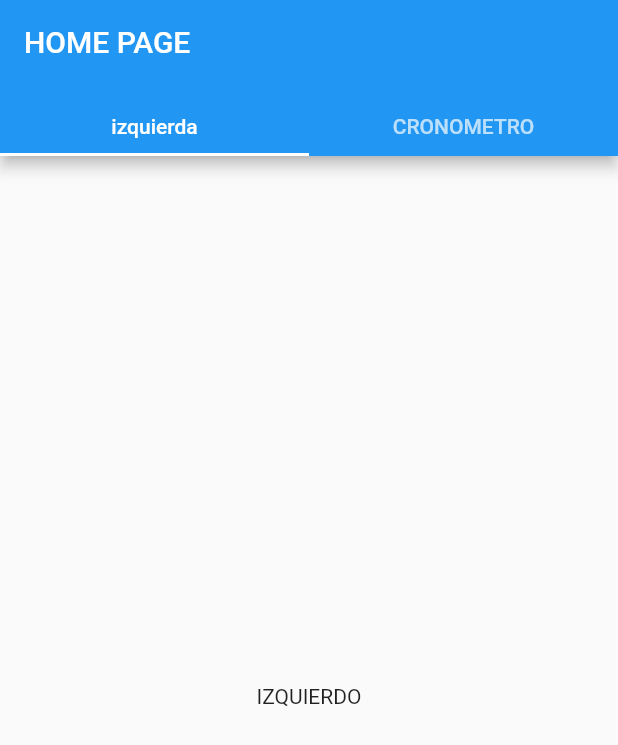
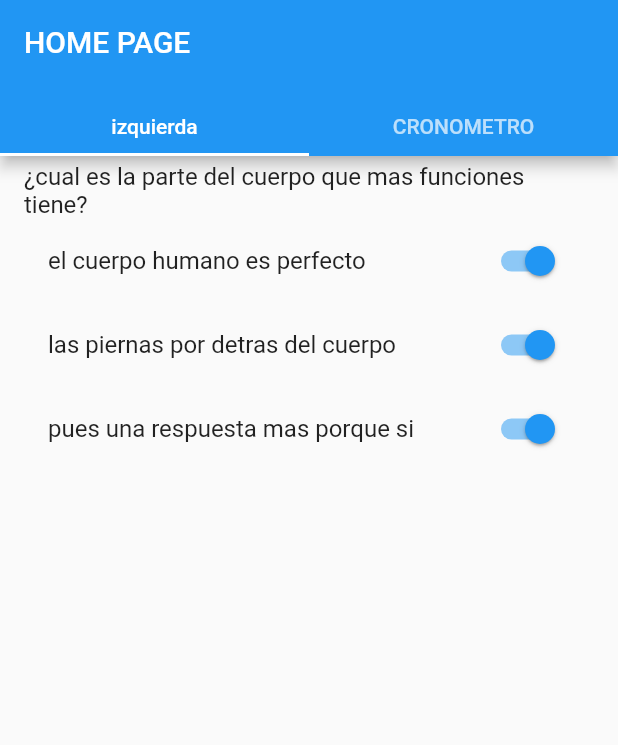
Before and after one commit to russelldelgado/temporizadorTabbarFlutter, a Flutter app: the screen it shows after launch, on a phone screen of 412 x 824 dp. Shown: the top 745 px of the screen. Run offline on Flutter 3.47's test engine with Material 2 defaults, Android fonts, the phone set to English and light mode, and no system bars.

Commit message:
creando el widgets para las preguntas

```diff
--- a/data/examenes.json
+++ b/data/examenes.json
@@ -2,16 +2,16 @@
     "pregunta" : "¿cual es la parte del cuerpo que mas funciones tiene?",
     "respuestas" : [
         {
-            "respuesta" : "alert",
-            "correcta" : "add_alert"
+            "respuesta" : "el cuerpo humano es perfecto",
+            "correcta" : false
         },
         {
-            "respuesta" : "alert",
-            "correcta" : "add_alert"
+            "respuesta" : "las piernas por detras del cuerpo",
+            "correcta" : false
         },
         {
-            "respuesta" : "alert",
-            "correcta" : "add_alert"
+            "respuesta" : "pues una respuesta mas porque si",
+            "correcta" : true
         }
     ]
 }
--- /dev/null
+++ b/lib/models/pregunta.dart
@@ -0,0 +1,86 @@
+import 'dart:convert';
+
+import 'package:flutter/foundation.dart';
+
+import 'package:tabbar/models/respuesta.dart';
+
+class Pregunta {
+
+  String tipo;
+
+  String pregunta;
+
+  List<Respuesta> respuestas;
+
+  bool correcta;
+  Pregunta({
+     this.tipo,
+     this.pregunta,
+     this.respuestas,
+     this.correcta,
+  });
+
+
+
+
+
+  Pregunta copyWith({
+    String tipo,
+    String pregunta,
+    List<Respuesta> respuestas,
+    bool correcta,
+  }) {
+    return Pregunta(
+      tipo: tipo ?? this.tipo,
+      pregunta: pregunta ?? this.pregunta,
+      respuestas: respuestas ?? this.respuestas,
+      correcta: correcta ?? this.correcta,
+    );
+  }
+
+  Map<String, dynamic> toMap() {
+    return {
+      'tipo': tipo,
+      'pregunta': pregunta,
+      'respuestas': respuestas?.map((x) => x.toMap())?.toList(),
+      'correcta': correcta,
+    };
+  }
+
+  factory Pregunta.fromMap(Map<String, dynamic> map) {
+    return Pregunta(
+      tipo: map['tipo'],
+      pregunta: map['pregunta'],
+      respuestas: List<Respuesta>.from(map['respuestas']?.map((x) => Respuesta.fromMap(x))),
+      correcta: map['correcta'],
+    );
+  }
+
+  String toJson() => json.encode(toMap());
+
+  factory Pregunta.fromJson(String source) => Pregunta.fromMap(json.decode(source));
+
+  @override
+  String toString() {
+    return 'Pregunta(tipo: $tipo, pregunta: $pregunta, respuestas: $respuestas, correcta: $correcta)';
+  }
+
+  @override
+  bool operator ==(Object other) {
+    if (identical(this, other)) return true;
+
+    return other is Pregunta &&
+      other.tipo == tipo &&
+      other.pregunta == pregunta &&
+      listEquals(other.respuestas, respuestas) &&
+      other.correcta == correcta;
+  }
+
+  @override
+  int get hashCode {
+    return tipo.hashCode ^
+      pregunta.hashCode ^
+      respuestas.hashCode ^
+      correcta.hashCode;
+  }
+}
--- /dev/null
+++ b/lib/models/respuesta.dart
@@ -0,0 +1,55 @@
+import 'dart:convert';
+
+class Respuesta {
+
+  String respuesta;
+  bool correcta;
+  Respuesta({
+     this.respuesta,
+     this.correcta,
+  });
+
+
+  Respuesta copyWith({
+    String respuesta,
+    bool correcta,
+  }) {
+    return Respuesta(
+      respuesta: respuesta ?? this.respuesta,
+      correcta: correcta ?? this.correcta,
+    );
+  }
+
+  Map<String, dynamic> toMap() {
+    return {
+      'respuesta': respuesta,
+      'correcta': correcta,
+    };
+  }
+
+  factory Respuesta.fromMap(Map<String, dynamic> map) {
+    return Respuesta(
+      respuesta: map['respuesta'],
+      correcta: map['correcta'],
+    );
+  }
+
+  String toJson() => json.encode(toMap());
+
+  factory Respuesta.fromJson(String source) => Respuesta.fromMap(json.decode(source));
+
+  @override
+  String toString() => 'Respuesta(respuesta: $respuesta, correcta: $correcta)';
+
+  @override
+  bool operator ==(Object other) {
+    if (identical(this, other)) return true;
+
+    return other is Respuesta &&
+      other.respuesta == respuesta &&
+      other.correcta == correcta;
+  }
+
+  @override
+  int get hashCode => respuesta.hashCode ^ correcta.hashCode;
+}
--- a/lib/pages/homePage.dart
+++ b/lib/pages/homePage.dart
@@ -1,6 +1,8 @@
 import 'dart:async';
 
 import 'package:flutter/material.dart';
+import 'package:tabbar/models/pregunta.dart';
+import 'package:tabbar/providers/examenesProviders.dart';
 
 class MyHomePage extends StatefulWidget {
   MyHomePage({Key key}) : super(key: key);
@@ -11,9 +13,19 @@ class MyHomePage extends StatefulWidget {
 
 class _MyHomePageState extends State<MyHomePage> {
 
+  bool eleccion;
+
+
+  @override
+  void initState() {
+    eleccion = true;
+    super.initState();
+  }
+
   final duration = Duration(seconds: 1);
   var swatch = Stopwatch();
   var temporizador = "00:00:00";
+
 
   void _startTimer(){
     Timer(duration, (){
@@ -45,6 +57,7 @@ class _MyHomePageState extends State<MyHomePage> {
 
   @override
   Widget build(BuildContext context) {
+
     return DefaultTabController(length: 2, child: Scaffold(
        appBar: AppBar(
          title: Text("HOME PAGE"),
@@ -57,7 +70,8 @@ class _MyHomePageState extends State<MyHomePage> {
          ),
        ),
        body: TabBarView(children: [
-         Center(child: Text("IZQUIERDO"),),
+         _pregunta(),
+         //Center(child: Text("IZQUIERDO"),),
          Center(child: Column(
            mainAxisAlignment: MainAxisAlignment.center,
            children: [
@@ -66,8 +80,7 @@ class _MyHomePageState extends State<MyHomePage> {
                child: Text("START"),
              onPressed: (){
                print("INICIANDO TEMPORIZADOR");
-              _startSwatch();
-
+               _startSwatch();
              },
 
            ),
@@ -77,4 +90,43 @@ class _MyHomePageState extends State<MyHomePage> {
        ]),
     ),);
   }
+
+  Widget _pregunta(){
+
+
+    return FutureBuilder(
+      future: examenesProvider.devolverUnaRespuesta() ,
+      builder: (context, snapshot) {
+
+            if(!snapshot.hasData){
+              return CircularProgressIndicator();
+            }else{
+              print("DATOS ");
+              print(snapshot.data);
+              return _preguntaBienBonita(snapshot.data);
+
+            }
+
+
+            },);
+  }
+
+  Widget _preguntaBienBonita(Pregunta pregunta){
+    return ListTile(
+      title: Text(pregunta.pregunta),
+      subtitle: ListView.builder(
+        itemCount: pregunta.respuestas.length,
+        itemBuilder: (context, index) {
+                      return SwitchListTile(
+                        title: Text(pregunta.respuestas[index].respuesta),
+                        value: eleccion,
+
+                        onChanged: (value) {
+                          print(value);
+                            eleccion = value;
+                         },);
+                    },),
+    );
+  }
+
 }
--- a/lib/providers/examenesProviders.dart
+++ b/lib/providers/examenesProviders.dart
@@ -0,0 +1,31 @@
+import 'dart:convert';
+
+import 'package:flutter/services.dart' show rootBundle;
+import 'package:tabbar/models/pregunta.dart';
+import 'package:tabbar/models/respuesta.dart';
+
+class _ExamenesProviders{
+
+  List<dynamic> respuestas = [];
+
+  _ExamenesProviders();
+
+  Future<List<dynamic>> cargarDatos() async{
+    final respuesta = await rootBundle.loadString("data/examenes.json");
+    Map info = json.decode(respuesta);
+    respuestas =  info['respuestas'];
+    return respuestas;
+  }
+
+  Future<Pregunta> devolverUnaRespuesta() async{
+
+    final respuesta = await rootBundle.loadString("data/examenes.json");
+    Map info = json.decode(respuesta);
+    Pregunta pregunta = Pregunta.fromMap(info);
+    print(pregunta);
+    return pregunta;
+  }
+
+}
+
+final examenesProvider = _ExamenesProviders();
```
